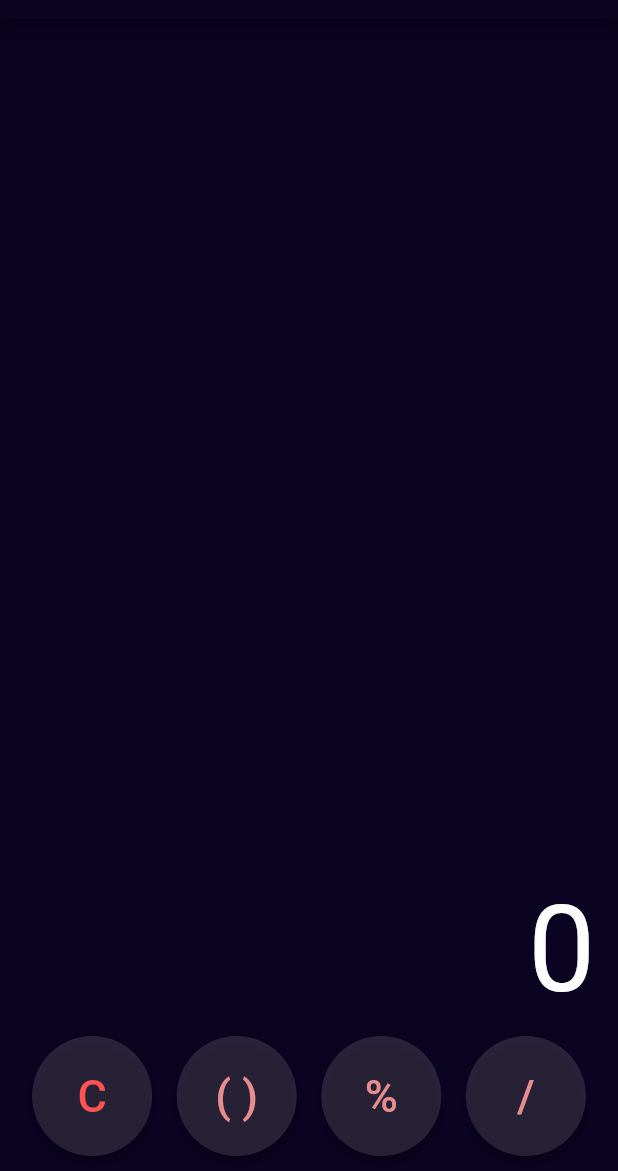
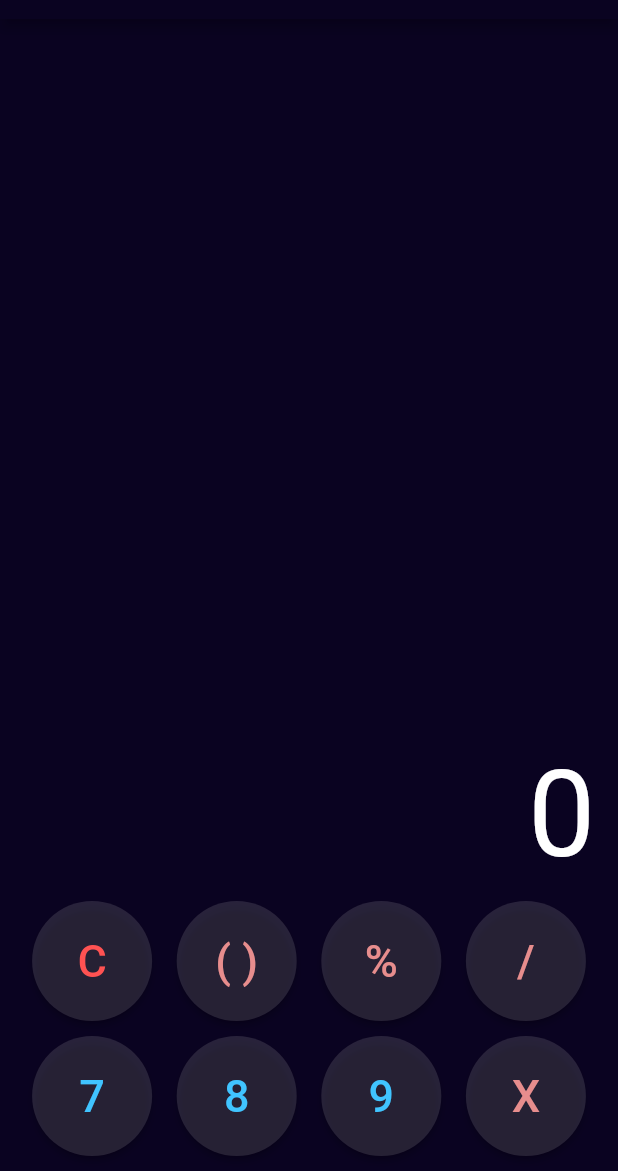
Before and after one commit to UdeepaSandakal/calculator, a Flutter app: the screen it shows after launch, on a phone screen of 412 x 824 dp, the part 65-1236 px from its top. Run offline on Flutter 3.47's test engine with Material 2 defaults, Android fonts, the phone set to English and light mode, and no system bars.

Commit message:
creating numberpad row-2

```diff
--- a/lib/calculator.dart
+++ b/lib/calculator.dart
@@ -60,6 +60,17 @@ class _CalculatorState extends State<Calculator> {
               ],
             ),
             SizedBox(height: 10),
+            Row(
+              mainAxisAlignment: MainAxisAlignment.spaceEvenly,
+              children: [
+                numButton("7", Colors.white12, Colors.lightBlueAccent),
+                numButton("8", Colors.white12, Colors.lightBlueAccent),
+                numButton("9", Colors.white12, Colors.lightBlueAccent),
+                numButton(
+                    "X", Colors.white12, Color.fromARGB(255, 231, 141, 141)),
+              ],
+            ),
+            SizedBox(height: 10),
           ],
         ),
       ),
```
